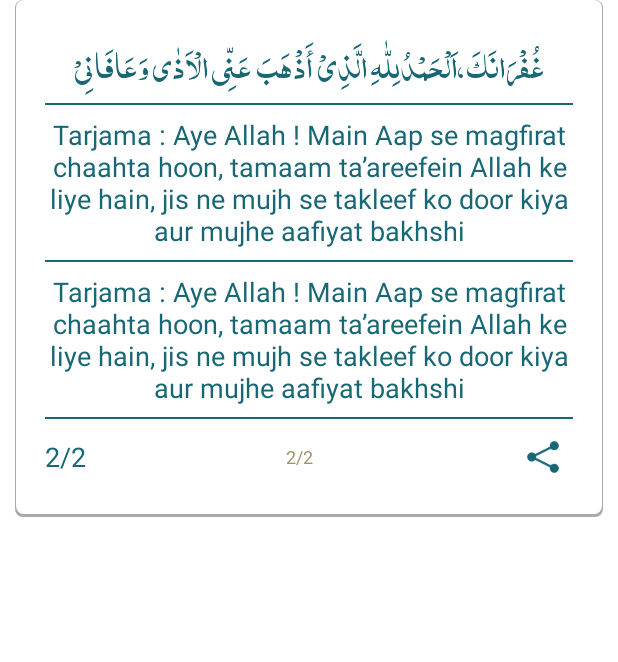
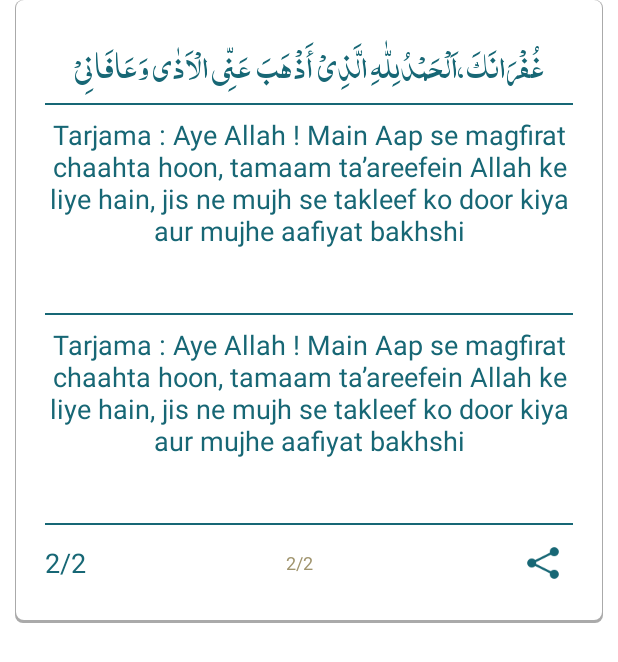
Before and after one commit to IndinaAppworld/QuranTafseer_MaulanaAbdulKareem, an Android app: the layout inflate_content_urdu.xml on its own in the app's theme, with its tools: preview values and no code run, on a phone screen of 412 x 824 dp. Shown: the top 662 px of the screen. Run offline under Robolectric (Android 15) with nearby library versions, the phone set to English and light mode, and no system bars; Roboto replaces fonts that are not available here.

Commit message:
Commit on 20Jul 2023

```diff
--- /dev/null
+++ b/app/src/main/java/com/indapp/fonts/UrduBoldTextView.java
@@ -0,0 +1,56 @@
+package com.indapp.fonts;
+
+import android.content.Context;
+import android.graphics.Typeface;
+import android.util.AttributeSet;
+import android.widget.TextView;
+
+/**
+ * Created by admin on 7/26/2016.
+ */
+public class UrduBoldTextView extends TextView
+{
+    static Typeface mTypeFace = null;
+
+
+    public UrduBoldTextView(Context context, AttributeSet attrs, int defStyleAttr)
+    {
+        // Return Super
+        super(context, attrs, defStyleAttr);
+
+        // Load and Set Font
+        initTypeFace();
+    }
+
+    public UrduBoldTextView(Context context, AttributeSet attrs)
+    {
+        // Return Super
+        super(context, attrs);
+
+        // Load and Set Font
+        initTypeFace();
+    }
+
+    public UrduBoldTextView(Context context)
+    {
+        // Return Super
+        super(context);
+
+        // Load and Set Font
+        initTypeFace();
+    }
+
+    private void initTypeFace()
+    {
+        if(!isInEditMode() && mTypeFace == null)
+        {
+            mTypeFace = Typeface.createFromAsset(getContext().getAssets(), "fonts/jameelnoorinastaleeq.ttf");
+        }
+
+        if(!isInEditMode())
+        {
+            setTypeface(mTypeFace, Typeface.BOLD);
+        }
+    }
+
+}
--- a/app/src/main/java/com/indapp/utils/DatabaseHandler.java
+++ b/app/src/main/java/com/indapp/utils/DatabaseHandler.java
@@ -32,7 +32,7 @@ public class DatabaseHandler extends SQLiteOpenHelper {
     private static final String KEY_TITLE = "title";
 
 
-    public static String DB_NAME = "quran_v12.sqlite";
+    public static String DB_NAME = "quran_v13.sqlite";
 //private static String DB_NAME = "test.txt";
     public static String DB_PATH = Environment.getExternalStorageDirectory() + "/appdb/";//"/sdcard/appdb/";
     Context context;
--- a/app/src/main/res/layout/inflate_content_urdu.xml
+++ b/app/src/main/res/layout/inflate_content_urdu.xml
@@ -48,6 +48,19 @@
             android:textColor="@color/duaprimarycolor"
             android:layout_height="wrap_content" />
 
+
+        <com.indapp.fonts.UrduBoldTextView
+            android:layout_marginTop="3dp"
+            android:layout_marginBottom="7dp"
+            android:layout_gravity="left"
+            android:text=""
+            android:textSize="@dimen/menuitemsize"
+            android:gravity="center"
+            android:id="@+id/txtTransReference"
+            android:layout_width="wrap_content"
+            android:textColor="@color/duaprimarycolor"
+            android:layout_height="wrap_content" />
+
         <View
             android:layout_marginTop="0dp"
             android:layout_width="match_parent"
@@ -66,7 +79,17 @@
             android:textColor="@color/duaprimarycolor"
             android:layout_width="match_parent"
             android:layout_height="wrap_content" />
-
+        <com.indapp.fonts.UrduBoldTextView
+            android:layout_marginTop="3dp"
+            android:layout_marginBottom="7dp"
+            android:layout_gravity="left"
+            android:text=""
+            android:textSize="@dimen/menuitemsize"
+            android:gravity="center"
+            android:id="@+id/txtFazilatReference"
+            android:layout_width="wrap_content"
+            android:textColor="@color/duaprimarycolor"
+            android:layout_height="wrap_content" />
         <View
             android:layout_marginTop="0dp"
             android:layout_width="match_parent"
```
Also changed, not shown: app/src/main/java/com/indapp/beans/DataBean.java (+20 -0 lines), app/src/main/java/com/indapp/fragements/DuaFragement.java (+30 -13 lines), app/src/main/res/layout/inflate_content_gujarati.xml (+25 -0 lines), 2 other files.
